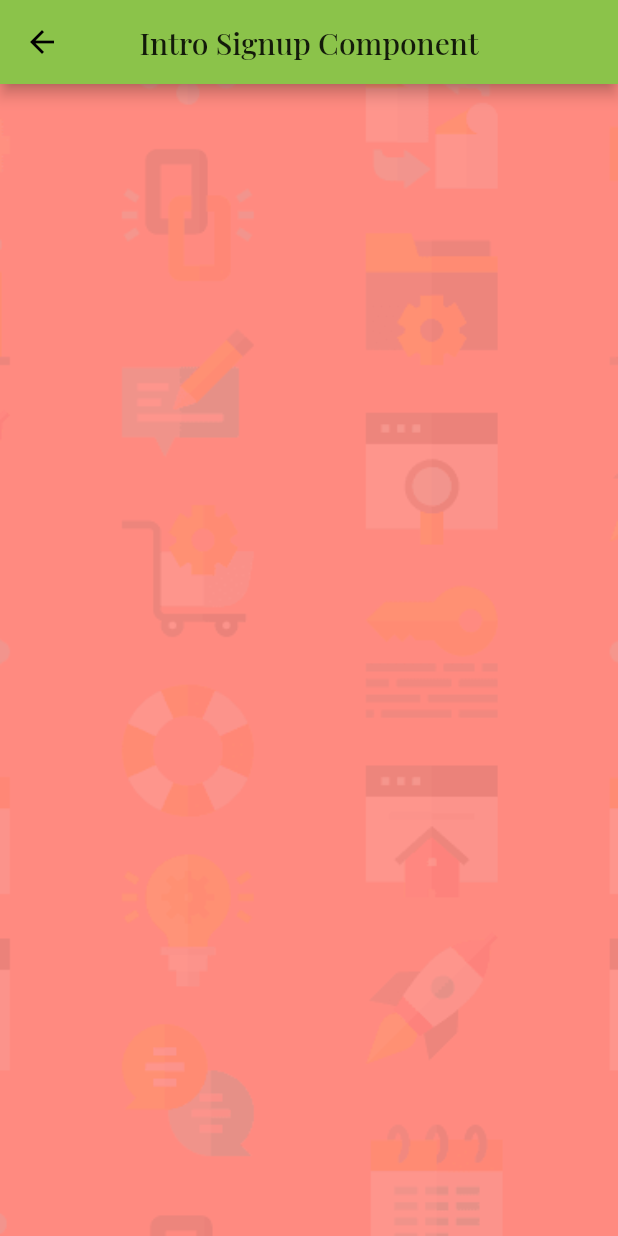
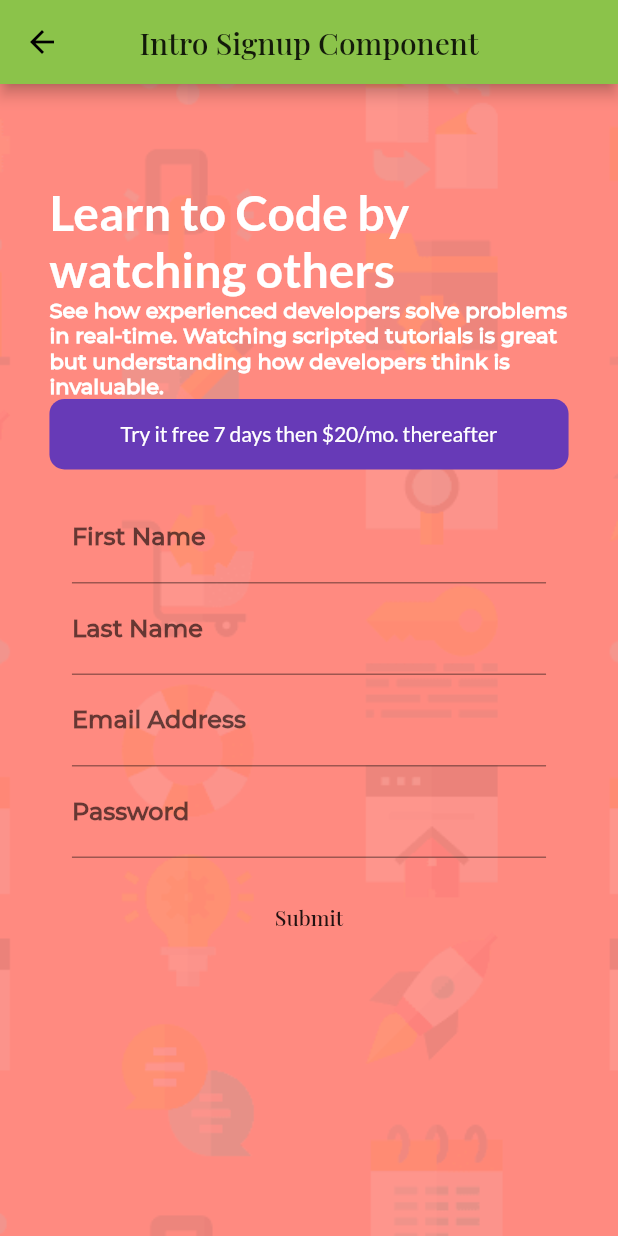
Before and after one commit to shaw8wit/flutter-ui, a Flutter app: the IntroSignupComponent screen opened by its route, on a phone screen of 412 x 824 dp. Run offline on Flutter 3.47's test engine with Material 2 defaults, Android fonts, the phone set to English and light mode, and no system bars.

Commit message:
functionality added

```diff
--- a/lib/intro_signup_component/intro_signup_component.dart
+++ b/lib/intro_signup_component/intro_signup_component.dart
@@ -9,8 +9,9 @@ class IntroSignupComponent extends StatelessWidget {
   Widget horizontal() {
     return Row(
       children: [
-        Intro(),
-        Signup(),
+        Expanded(child: Intro()),
+        SizedBox(width: 20),
+        Expanded(child: Signup()),
       ],
     );
   }
@@ -35,13 +36,11 @@ class IntroSignupComponent extends StatelessWidget {
       appBar: appBar,
       body: SingleChildScrollView(
         child: Container(
-          constraints: BoxConstraints(
-            minHeight: size.height - appBar.preferredSize.height,
-            minWidth: size.width,
-          ),
+          width: size.width,
+          constraints: BoxConstraints(minHeight: size.height - appBar.preferredSize.height),
           padding: EdgeInsets.symmetric(
-            vertical: size.height * 0.05,
-            horizontal: size.width * 0.05,
+            vertical: size.height * 0.08,
+            horizontal: size.width * 0.08,
           ),
           decoration: BoxDecoration(
             color: Colors.redAccent[100],
@@ -52,7 +51,7 @@ class IntroSignupComponent extends StatelessWidget {
               fit: BoxFit.cover,
             ),
           ),
-          child: size.aspectRatio > 0.9 ? horizontal() : vertical(),
+          child: size.aspectRatio > 1 ? horizontal() : vertical(),
         ),
       ),
     );
--- /dev/null
+++ b/lib/intro_signup_component/widgets/input_field_signup.dart
@@ -0,0 +1,28 @@
+import 'package:flutter/material.dart';
+
+class InputFieldSignup extends StatelessWidget {
+  final String string;
+
+  InputFieldSignup(this.string);
+
+  String validator(value) {
+    if (value.isEmpty) {
+      return 'Please enter some text';
+    }
+    return null;
+  }
+
+  @override
+  Widget build(BuildContext context) {
+    return TextFormField(
+      decoration: InputDecoration(
+        labelText: string,
+        labelStyle: TextStyle(
+          fontFamily: 'Montserrat',
+          fontWeight: FontWeight.w700,
+        ),
+      ),
+      validator: validator,
+    );
+  }
+}
--- a/lib/intro_signup_component/widgets/intro.dart
+++ b/lib/intro_signup_component/widgets/intro.dart
@@ -3,6 +3,26 @@ import 'package:flutter/material.dart';
 class Intro extends StatelessWidget {
   @override
   Widget build(BuildContext context) {
-    return Container();
+    return Column(
+      children: [
+        Text(
+          "Learn to Code by watching others",
+          style: TextStyle(
+            fontFamily: 'Lato',
+            fontSize: 32,
+            fontWeight: FontWeight.w700,
+            color: Colors.white,
+          ),
+        ),
+        Text(
+          "See how experienced developers solve problems in real-time. Watching scripted tutorials is great but understanding how developers think is invaluable.",
+          style: TextStyle(
+            fontFamily: 'Montserrat',
+            fontWeight: FontWeight.w700,
+            color: Colors.white,
+          ),
+        ),
+      ],
+    );
   }
 }
--- a/lib/intro_signup_component/widgets/signup.dart
+++ b/lib/intro_signup_component/widgets/signup.dart
@@ -1,8 +1,65 @@
 import 'package:flutter/material.dart';
+import 'package:flutter_ui/intro_signup_component/widgets/input_field_signup.dart';
 
-class Signup extends StatelessWidget {
+class Signup extends StatefulWidget {
+  @override
+  _SignupState createState() => _SignupState();
+}
+
+class _SignupState extends State<Signup> {
+  final _formKey = GlobalKey<FormState>();
+
   @override
   Widget build(BuildContext context) {
-    return Container();
+    return Container(
+      constraints: BoxConstraints(maxWidth: 400),
+      child: Column(
+        children: [
+          Container(
+            width: double.infinity,
+            padding: EdgeInsets.all(15),
+            decoration: BoxDecoration(
+              borderRadius: BorderRadius.all(Radius.circular(10)),
+              color: Colors.deepPurple,
+            ),
+            child: Center(
+              child: Text(
+                "Try it free 7 days then \$20/mo. thereafter",
+                style: TextStyle(fontFamily: 'Lato', color: Colors.white),
+              ),
+            ),
+          ),
+          Container(
+            padding: EdgeInsets.all(15),
+            child: Form(
+              key: _formKey,
+              child: Column(
+                crossAxisAlignment: CrossAxisAlignment.start,
+                children: <Widget>[
+                  InputFieldSignup('First Name'),
+                  InputFieldSignup('Last Name'),
+                  InputFieldSignup('Email Address'),
+                  InputFieldSignup('Password'),
+                  Padding(
+                    padding: EdgeInsets.symmetric(vertical: 16.0),
+                    child: FlatButton(
+                      minWidth: double.infinity,
+                      onPressed: () {
+                        if (_formKey.currentState.validate()) {
+                          ScaffoldMessenger.of(context)
+                              .showSnackBar(SnackBar(content: Text('Processing Data')));
+                          _formKey.currentState.reset();
+                        }
+                      },
+                      child: Text('Submit'),
+                    ),
+                  ),
+                ],
+              ),
+            ),
+          ),
+        ],
+      ),
+    );
   }
 }
```
